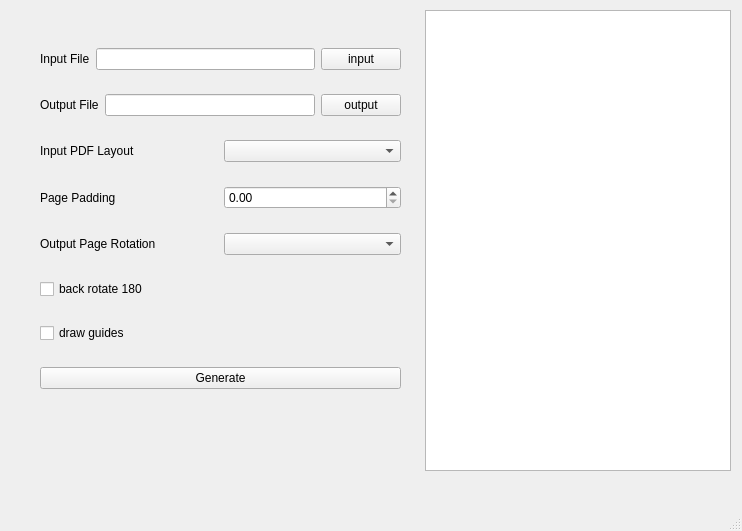
JulesSu111/pdf-cutstack-booklet, file src/pdf_booklet_app/ui/main_window.ui: the form before one commit.
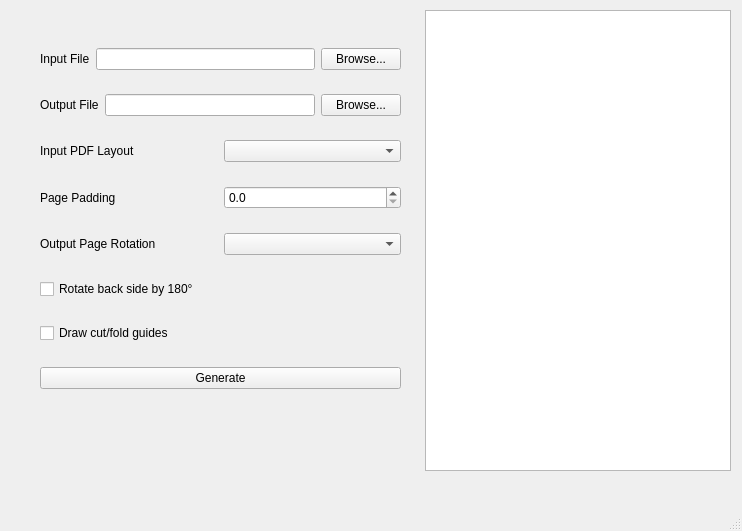
The form after the commit.

Commit message: Update GUI and add EN CHN DE language

Diff of the .ui file:
```diff
--- a/src/pdf_booklet_app/ui/main_window.ui
+++ b/src/pdf_booklet_app/ui/main_window.ui
@@ -51,7 +51,7 @@
            <item>
             <widget class="QPushButton" name="buttonBrowseInput">
              <property name="text">
-              <string>input</string>
+              <string>Browse...</string>
              </property>
             </widget>
            </item>
@@ -72,7 +72,7 @@
            <item>
             <widget class="QPushButton" name="buttonBrowseOutput">
              <property name="text">
-              <string>output</string>
+              <string>Browse...</string>
              </property>
             </widget>
            </item>
@@ -102,7 +102,17 @@
             </widget>
            </item>
            <item>
-            <widget class="QDoubleSpinBox" name="spinMargin"/>
+            <widget class="QDoubleSpinBox" name="spinMargin">
+             <property name="decimals">
+              <number>1</number>
+             </property>
+             <property name="maximum">
+              <double>50.000000000000000</double>
+             </property>
+             <property name="singleStep">
+              <double>0.500000000000000</double>
+             </property>
+            </widget>
            </item>
           </layout>
          </item>
@@ -123,14 +133,14 @@
          <item>
           <widget class="QCheckBox" name="checkBackRotate180">
            <property name="text">
-            <string>back rotate 180</string>
+            <string>Rotate back side by 180°</string>
            </property>
           </widget>
          </item>
          <item>
           <widget class="QCheckBox" name="checkDrawGuides">
            <property name="text">
-            <string>draw guides</string>
+            <string>Draw cut/fold guides</string>
            </property>
           </widget>
          </item>
```
Left out of the diff: 16 changed lines with no effect on the pictures. The commit also changes 3 other files.
